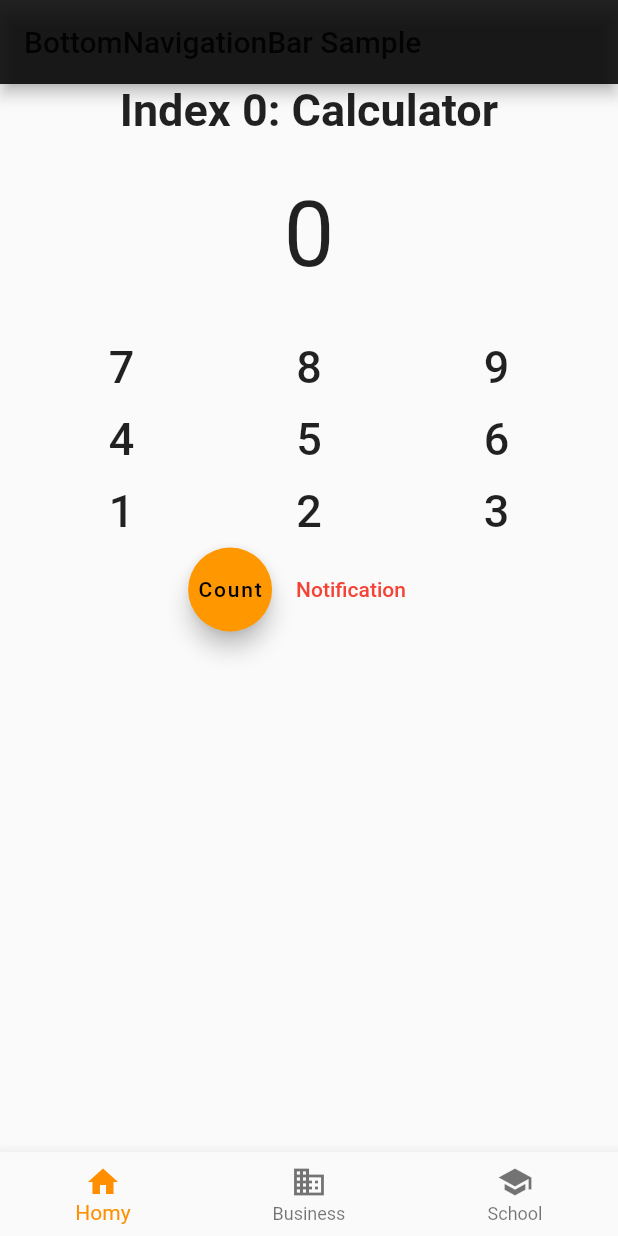
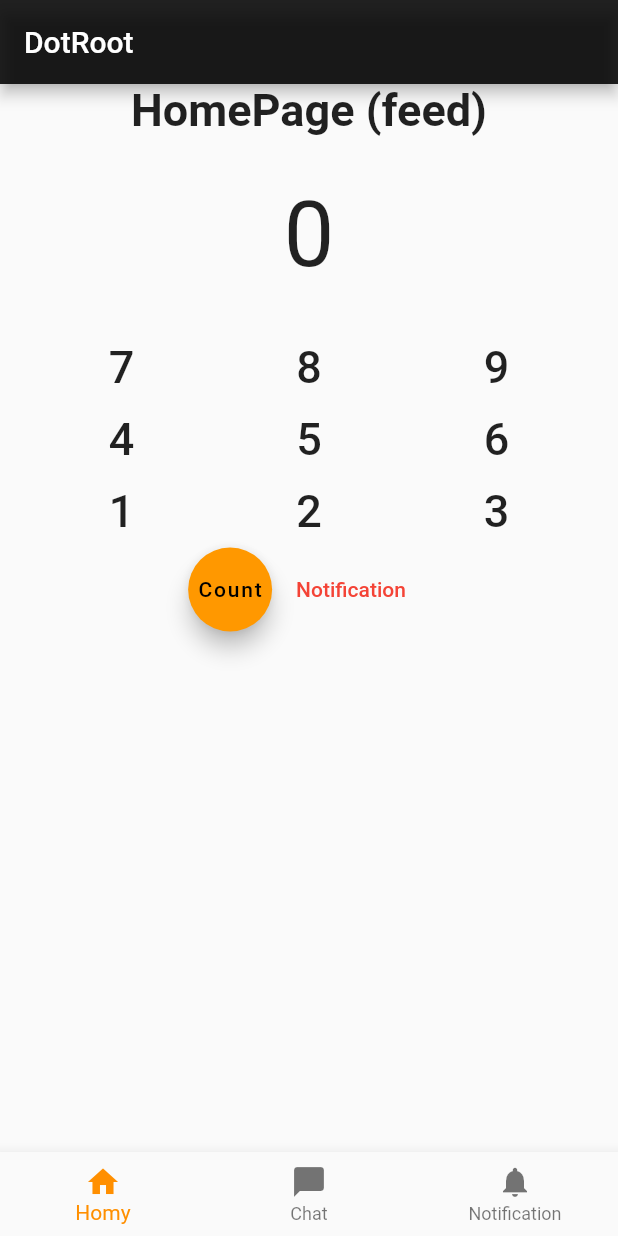
Before and after one commit to BeatMil/calculator, a Flutter app: the screen it shows after launch, on a phone screen of 412 x 824 dp. Run offline on Flutter 3.47's test engine with Material 2 defaults, Android fonts, the phone set to English and light mode, and no system bars; our stand-ins replace cloud_firestore; accounts and stored records are empty.

Commit message:
added chat to bottomNav second index, some text tweaked

```diff
--- a/lib/bottomNav.dart
+++ b/lib/bottomNav.dart
@@ -2,7 +2,7 @@ import 'package:flutter/material.dart';
 import 'package:flutter/rendering.dart';
 import './cal.dart';
 import './notification.dart';
-import './fish.dart';
+import './chat.dart';
 class BottomNav extends StatefulWidget {
   @override
   State<StatefulWidget> createState() {
@@ -12,20 +12,20 @@ class BottomNav extends StatefulWidget {
 
 class BottomNavState extends State<BottomNav> {
   int _selectedIndex = 0;
-  final List<Widget> _children = [Calculator(), Fish(), Fish()];
+  final List<Widget> _children = [Calculator(), ChatScreen(), Calculator()];
 
   static const TextStyle optionStyle = TextStyle(fontSize: 30, fontWeight: FontWeight.bold);
   static const List<Widget> _widgetOptions = <Widget>[
   Text(
-    'Index 0: Calculator',
+    'HomePage (feed)',
     style: optionStyle,
   ),
   Text(
-     'Index 1: Notification',
+     'Chat',
      style: optionStyle,
   ),
   Text(
-     'Index 2: School',
+     'Notification',
      style: optionStyle,
   ),
 ];
@@ -35,7 +35,7 @@ void _onItemTapped(int index) {
   if (index > 1) {
     Navigator.push(context,
     MaterialPageRoute(builder: (context) => NotificationPage()));
-    print("index is more than 2 : $index");
+    print("index is more than 1 : $index");
   }
   else {
     setState(() {
@@ -48,7 +48,8 @@ void _onItemTapped(int index) {
 Widget build(BuildContext context) {
   return Scaffold(
     appBar: AppBar(
-      title: const Text('BottomNavigationBar Sample'),
+      title: const Text('DotRoot',
+      style: TextStyle(color: Colors.white),),
     ),
     body: Center(
       child: Column(
@@ -65,12 +66,12 @@ Widget build(BuildContext context) {
           title: Text('Homy'),
         ),
         BottomNavigationBarItem(
-          icon: Icon(Icons.business),
-          title: Text('Business'),
+          icon: Icon(Icons.chat_bubble),
+          title: Text('Chat'),
         ),
         BottomNavigationBarItem(
-          icon: Icon(Icons.school),
-          title: Text('School'),
+          icon: Icon(Icons.notifications),
+          title: Text('Notification'),
         ),
       ],
       currentIndex: _selectedIndex,
```
Also changed, not shown: lib/chat.dart (added, +110 -0 lines), lib/fish.dart (deleted, +0 -13 lines), pubspec.lock, 1 other file.
